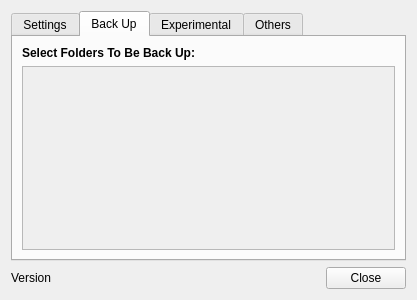
First picture: the form in src/ui/options.ui, repository GeovaneJefferson/timemachine, before the edit.
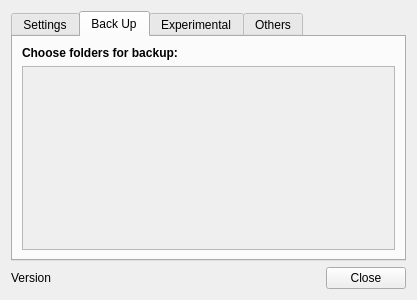
Second picture: the form after the edit. The open tabs and pages were chosen to show the change.

The edit to the form file:
```diff
--- a/src/ui/options.ui
+++ b/src/ui/options.ui
@@ -108,7 +108,7 @@
           </font>
          </property>
          <property name="text">
-          <string>Select Folders To Be Back Up:</string>
+          <string>Choose folders for backup:</string>
          </property>
         </widget>
        </item>
```
Left out of the diff: 2 changed lines with no effect on the pictures.
